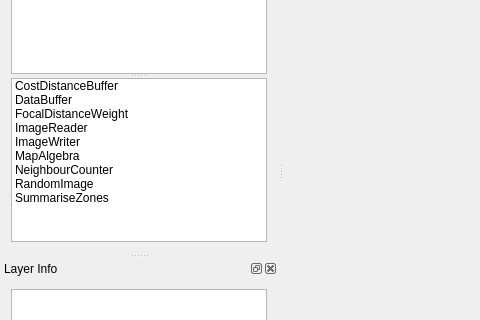
Above: gui/otbmodellerwin.ui from manaakiwhenua/LUMASS before the change; both pictures show x 0 to 480 and y 157 to 477 of the 725 by 640 pixel window. Below: the same form after it.
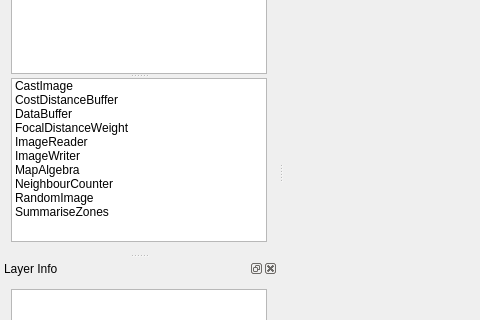
That is the form after the change. Icons and pictures are not drawn. Custom widgets are drawn as their Qt base class.

Commit message: enh: added itkCastImageFilter & ~Wrapper to modelling framework

The edit to the form file:
```diff
--- a/gui/otbmodellerwin.ui
+++ b/gui/otbmodellerwin.ui
@@ -179,6 +179,11 @@
         <property name="mouseTracking">
          <bool>false</bool>
         </property>
+        <item>
+         <property name="text">
+          <string>CastImage</string>
+         </property>
+        </item>
         <item>
          <property name="text">
           <string>CostDistanceBuffer</string>
```
Left out of the diff: 5 changed lines with no effect on the pictures. The commit also changes 4 other files.
